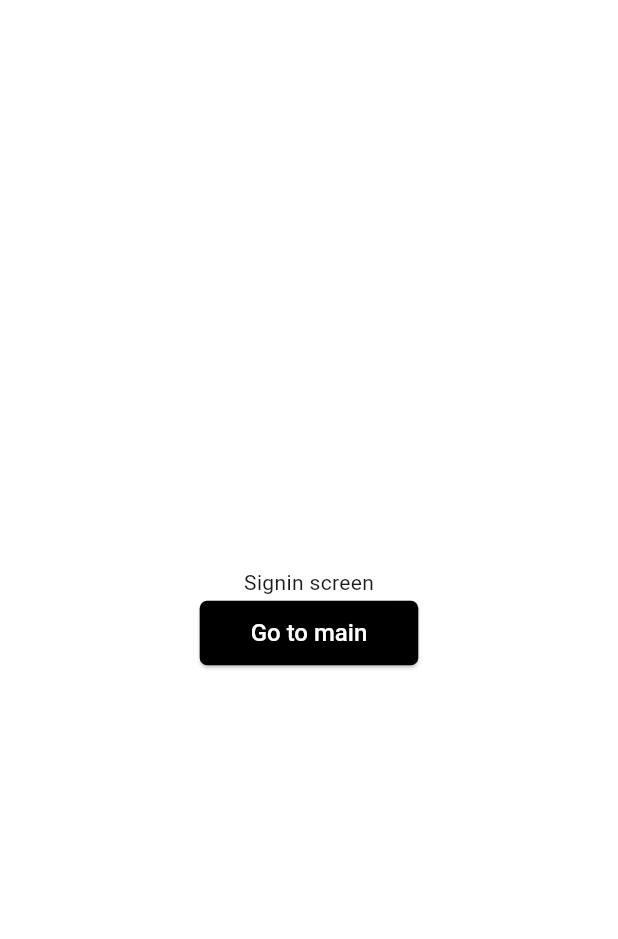
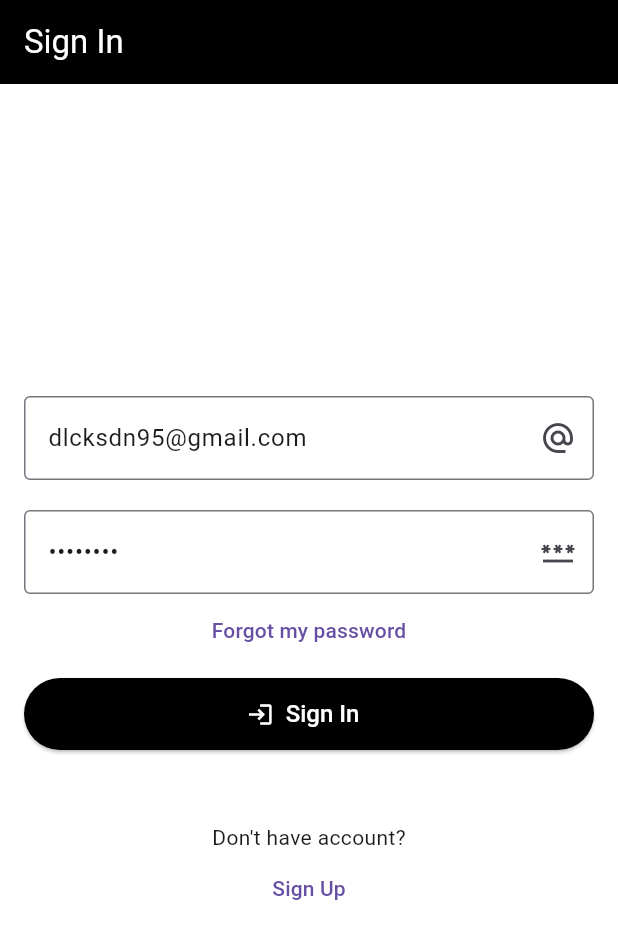
Before and after one commit to 2ChanWoo/sns_boilerplate, a Flutter app: the screen it shows after launch, on a phone screen of 412 x 824 dp. Shown: the top 939 px of the screen. Run offline on Flutter 3.47's test engine with Material 3 defaults, Android fonts, the phone set to English and light mode, and no system bars; our stand-ins replace bloc, equatable, flutter_bloc, flutter_svg, go_router, infinite_scroll_pagination and 1 more.

Commit message:
chore(Auth): AuthBloc/signIn init.

```diff
--- a/v1/sns_for_portfolio/lib/app/router/router.dart
+++ b/v1/sns_for_portfolio/lib/app/router/router.dart
@@ -1,5 +1,6 @@
 
 import 'package:flutter/material.dart';
+import 'package:flutter_bloc/flutter_bloc.dart';
 import 'package:go_router/go_router.dart';
 import 'package:sns_for_portfolio/presentation/ui/screen/creation/creation_screen.dart';
 import 'package:sns_for_portfolio/presentation/ui/screen/feed/feed_screen.dart';
@@ -147,6 +148,9 @@ class SignInRoute extends GoRouteData {
 
   @override
   Widget build(BuildContext context, GoRouterState state) {
-    return SignInScreen();
+    return SignInScreen(
+      authRepository: context.read(),
+      onSignInSuccess: () {},
+    );
   }
 }
--- a/v1/sns_for_portfolio/lib/app/theme/app_theme_data.dart
+++ b/v1/sns_for_portfolio/lib/app/theme/app_theme_data.dart
@@ -50,7 +50,7 @@ class LightThemeData extends AppThemeData {
       primarySwatch: componentBackgroundColor.toMaterialColor(),
       appBarTheme: AppBarTheme(
         backgroundColor: componentBackgroundColor,
-        foregroundColor: Colors.black,
+        foregroundColor: componentContentColor,
       ),
       dividerTheme: _dividerThemeData,
       bottomNavigationBarTheme: BottomNavigationBarThemeData(
@@ -73,7 +73,7 @@ class LightThemeData extends AppThemeData {
       elevatedButtonTheme: ElevatedButtonThemeData(
           style: ElevatedButton.styleFrom(
         backgroundColor: componentBackgroundColor,
-        foregroundColor: componentContentColor,
+        foregroundColor: componentContentColor, /// button의 Text(child)가 아래 TextStyle이 아닌 foregroundColor를 따른다.
         textStyle: textStyle.copyWith(fontSize: 16),
       ))
       // expansionTileTheme: ExpansionTileThemeData(
--- a/v1/sns_for_portfolio/lib/main.dart
+++ b/v1/sns_for_portfolio/lib/main.dart
@@ -3,7 +3,9 @@ import 'package:flutter_bloc/flutter_bloc.dart';
 import 'package:sns_for_portfolio/app/router/router.dart';
 import 'package:sns_for_portfolio/app/theme/app_theme.dart';
 import 'package:sns_for_portfolio/app/theme/app_theme_data.dart';
+import 'package:sns_for_portfolio/data/repository_impl/auth_repository_impl.dart';
 import 'package:sns_for_portfolio/data/repository_impl/quote_repository_impl.dart';
+import 'package:sns_for_portfolio/domain/repository/auth_repository.dart';
 import 'package:sns_for_portfolio/domain/repository/quote_repository.dart';
 import 'package:sns_for_portfolio/domain/usecase/fetch_quote_list_page_usecase.dart';
 import 'package:sns_for_portfolio/presentation/bloc/quote_list/quote_list_bloc.dart';
@@ -13,7 +15,9 @@ void main() {
     MultiRepositoryProvider(
       providers: [
         RepositoryProvider<QuoteServiceRepository>(
-            create: (context) => QuoteServiceRepository_impl())
+            create: (context) => QuoteServiceRepository_impl()),
+        RepositoryProvider<AuthRepository>(
+            create: (context) => AuthRepository_impl()),
       ],
       child: MyApp(),
     ),
--- /dev/null
+++ b/v1/sns_for_portfolio/lib/presentation/bloc/auth/auth_event.dart
@@ -0,0 +1,29 @@
+part of 'auth_bloc.dart';
+
+sealed class AuthEvent extends Equatable {
+  const AuthEvent();
+}
+
+final class AuthEventSignIn extends AuthEvent {
+  final String email;
+  final String password;
+
+  const AuthEventSignIn(this.email, this.password);
+
+  @override
+  List<Object?> get props => [email, password];
+}
+
+final class AuthEventSignOut extends AuthEvent {
+  @override
+  List<Object?> get props => [];
+}
+
+final class AuthEventStateUpdate extends AuthEvent {
+  final Session session;
+
+  const AuthEventStateUpdate(this.session);
+
+  @override
+  List<Object?> get props => [session.email, session.login, session.userToken];
+}
--- /dev/null
+++ b/v1/sns_for_portfolio/lib/presentation/bloc/auth/auth_state.dart
@@ -0,0 +1,26 @@
+part of 'auth_bloc.dart';
+
+sealed class AuthState extends Equatable {
+  const AuthState();
+}
+
+final class AuthStateInitial extends AuthState {
+  @override
+  List<Object> get props => [];
+}
+
+final class AuthStateSigned extends AuthState {
+  final ApiResponse<Session> response;
+
+  const AuthStateSigned(this.response);
+
+  @override
+  List<Object?> get props => [response, response.status, response.data];
+}
+
+final class AuthStateSignOuted extends AuthState {
+  const AuthStateSignOuted();
+
+  @override
+  List<Object?> get props => [];
+}
--- /dev/null
+++ b/v1/sns_for_portfolio/lib/presentation/ui/component/expanded_elevated_button.dart
@@ -0,0 +1,51 @@
+import 'package:flutter/material.dart';
+
+class ExpandedElevatedButton extends StatelessWidget {
+  static const double _elevatedButtonHeight = 48;
+
+  const ExpandedElevatedButton({
+    required this.label,
+    this.onTap,
+    this.icon,
+    Key? key,
+  }) : super(key: key);
+
+  ExpandedElevatedButton.inProgress({
+    required String label,
+    Key? key,
+  }) : this(
+          label: label,
+          icon: Transform.scale(
+            scale: 0.5,
+            child: const CircularProgressIndicator(),
+          ),
+          key: key,
+        );
+
+  final VoidCallback? onTap;
+  final String label;
+  final Widget? icon;
+
+  @override
+  Widget build(BuildContext context) {
+    final icon = this.icon;
+    return SizedBox(
+      height: _elevatedButtonHeight,
+      width: double.infinity,
+      child: icon != null
+          ? ElevatedButton.icon(
+              onPressed: onTap,
+              label: Text(
+                label,
+              ),
+              icon: icon,
+            )
+          : ElevatedButton(
+              onPressed: onTap,
+              child: Text(
+                label,
+              ),
+            ),
+    );
+  }
+}
--- a/v1/sns_for_portfolio/lib/presentation/ui/screen/sign/signin_screen.dart
+++ b/v1/sns_for_portfolio/lib/presentation/ui/screen/sign/signin_screen.dart
@@ -1,22 +1,180 @@
 import 'package:flutter/material.dart';
-import 'package:sns_for_portfolio/app/router/router.dart';
-import 'package:sns_for_portfolio/presentation/ui/component/app_button.dart';
+import 'package:flutter/services.dart';
+import 'package:flutter_bloc/flutter_bloc.dart';
+import 'package:go_router/go_router.dart';
+import 'package:sns_for_portfolio/data/provider/network/api_response.dart';
+import 'package:sns_for_portfolio/domain/repository/auth_repository.dart';
+import 'package:sns_for_portfolio/domain/usecase/auth_stream_usecase.dart';
+import 'package:sns_for_portfolio/domain/usecase/signin_usecase.dart';
+import 'package:sns_for_portfolio/presentation/bloc/auth/auth_bloc.dart';
+
+import '../../../../app/router/router.dart';
+import '../../component/exception_indicator.dart';
 
 class SignInScreen extends StatelessWidget {
-  const SignInScreen({super.key});
+  const SignInScreen({
+    required this.authRepository,
+    Key? key,
+  }) : super(key: key);
+
+  final AuthRepository authRepository;
 
   @override
   Widget build(BuildContext context) {
-    return Scaffold(
-      body: Center(child: Column(
-        mainAxisAlignment: MainAxisAlignment.center,
-        children: [
-          Text("Signin screen"),
-          AppButton(onPressed: () {
-            FeedRouteData().go(context);
-          }, child: Text("Go to main")),
-        ],
-      )),
+    return BlocProvider<AuthBloc>(
+      create: (_) {
+        final useCase = SignInUseCase(authRepository);
+        final streamUseCase = AuthStreamUseCase(authRepository);
+        return AuthBloc(useCase, streamUseCase);
+      },
+      child: SignInView(),
     );
   }
 }
+
+@visibleForTesting
+class SignInView extends StatelessWidget {
+  const SignInView({
+    Key? key,
+  }) : super(key: key);
+
+  @override
+  Widget build(BuildContext context) {
+    return GestureDetector(
+      onTap: () => _releaseFocus(context),
+      child: Scaffold(
+        appBar: AppBar(
+          systemOverlayStyle: SystemUiOverlayStyle.light,
+          title: Text(
+            "Sign In",
+          ),
+        ),
+        body: Center(
+          child: SingleChildScrollView(
+            padding: const EdgeInsets.symmetric(
+              horizontal: 16,
+            ),
+            child: _SignInForm(),
+          ),
+        ),
+      ),
+    );
+  }
+
+  void _releaseFocus(BuildContext context) => FocusScope.of(context).unfocus();
+}
+
+class _SignInForm extends StatefulWidget {
+  const _SignInForm({
+    Key? key,
+  }) : super(key: key);
+
+  @override
+  State<_SignInForm> createState() => _SignInFormState();
+}
+
+class _SignInFormState extends State<_SignInForm> {
+  final _emailTextController = TextEditingController(text: "dlcksdn95@gmail.com");
+  final _emailFocusNode = FocusNode();
+  final _passwordTextController = TextEditingController(text: "qwer12#\$");
+  final _passwordFocusNode = FocusNode();
+
+  @override
+  void initState() {
+    super.initState();
+    //TODO: Add SignIn Textform validation
+  }
+
+  @override
+  void dispose() {
+    _emailTextController.dispose();
+    _emailFocusNode.dispose();
+    _passwordTextController.dispose();
+    _passwordFocusNode.dispose();
+    super.dispose();
+  }
+
+  @override
+  Widget build(BuildContext context) {
+    return BlocConsumer<AuthBloc, AuthState>(
+      listener: (context, state) {
+        if (state is AuthStateSigned && state.response.status == ApiStatus.COMPLETED) {
+          FeedRouteData().go(context);
+        }
+      },
+      builder: (context, state) {
+        final bloc = context.read<AuthBloc>();
+        bool submitting = (state is AuthStateSigned && state.response.status == ApiStatus.LOADING);
+        return Column(
+          children: <Widget>[
+            TextField(
+              controller: _emailTextController,
+              focusNode: _emailFocusNode,
+              // TODO onChanged: bloc.onEmailChanged,
+              textInputAction: TextInputAction.next,
+              autocorrect: false,
+              decoration: InputDecoration(
+                suffixIcon: const Icon(
+                  Icons.alternate_email,
+                ),
+                // TODO enabled: !isSubmissionInProgress,
+                labelText: "E-mail",
+                // errorText:
+              ),
+            ),
+            const SizedBox(
+              height: 20,
+            ),
+            TextField(
+              controller: _passwordTextController,
+              focusNode: _passwordFocusNode,
+              obscureText: true,
+              decoration: InputDecoration(
+                suffixIcon: const Icon(
+                  Icons.password,
+                ),
+                labelText: "Password",
+                // errorText:
+              ),
+            ),
+            TextButton(
+              child: Text(
+                "Forgot my password",
+              ),
+              onPressed: () {},
+            ),
+            const SizedBox(
+              height: 8,
+            ),
+            submitting
+                ? ExpandedElevatedButton.inProgress(label: "Sign In")
+                : ExpandedElevatedButton(
+                    onTap: () {
+                      bloc.add(AuthEventSignIn(
+                        _emailTextController.text,
+                        _passwordTextController.text,
+                      ));
+                    },
+                    label: "Sign In",
+                    icon: const Icon(
+                      Icons.login,
+                    ),
+                  ),
+            const SizedBox(
+              height: 48,
+            ),
+            Text(
+              "Don't have account?",
+            ),
+            TextButton(
+              child: Text(
+                "Sign Up",
+              ),
+              onPressed: () {},
+            ),
+          ],
+        );
+      },
+    );
+  }
+}
```
Also changed, not shown: v1/sns_for_portfolio/lib/presentation/bloc/auth/auth_bloc.dart (added, +60 -0 lines).
